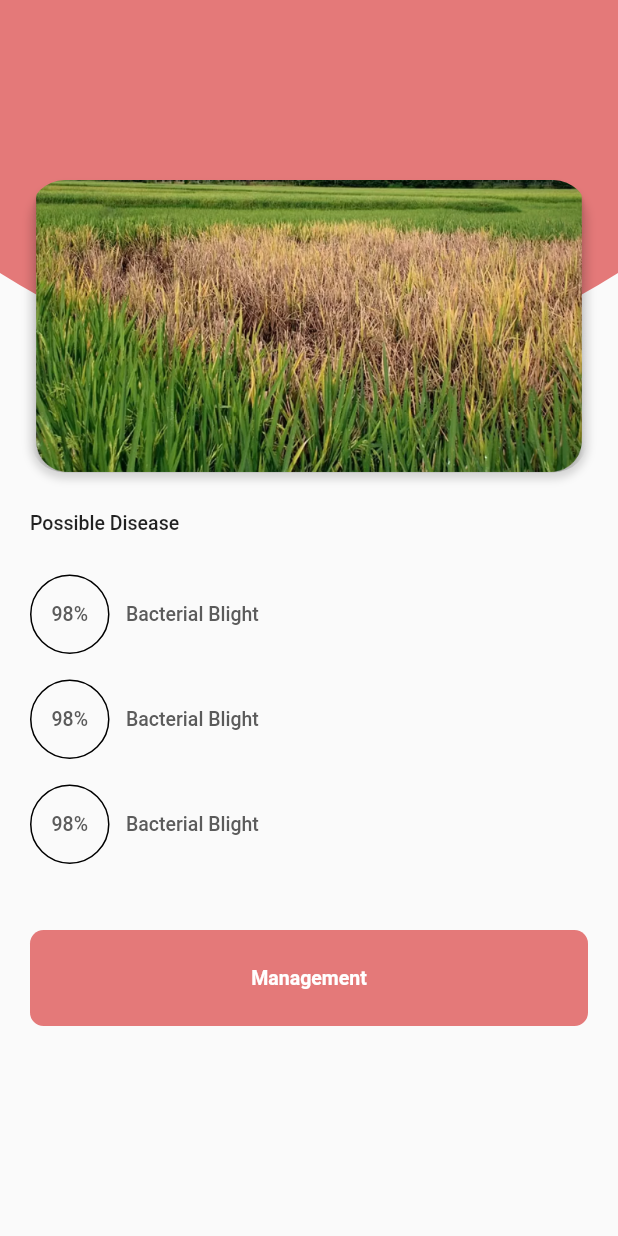
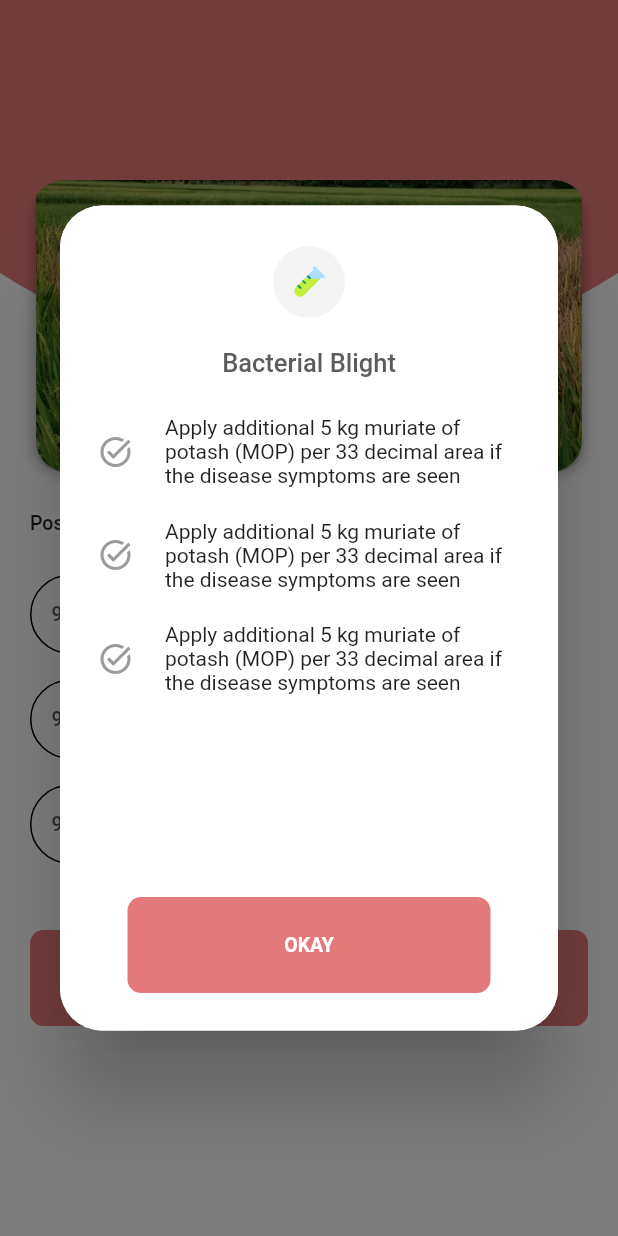
Before and after one commit to Abhinav1004/Soil-Moisture-Prediction, a Flutter app: the ExaminePage screen opened directly, after a tap on "Management", on a phone screen of 412 x 824 dp. Run offline on Flutter 3.47's test engine with Material 2 defaults, Android fonts, the phone set to English and light mode, and no system bars; our stand-ins replace bloc, flutter_bloc.

Commit message:
✨ feat: added management dialog

```diff
--- a/lib/features/examine/presentation/pages/examine/examine_page.dart
+++ b/lib/features/examine/presentation/pages/examine/examine_page.dart
@@ -1,4 +1,5 @@
 import 'package:flutter/material.dart';
+import 'package:rice_disease_detect/features/examine/presentation/pages/management/management_dialog.dart';
 
 import '../../../../../core/components/app_bar_custom_painter.dart';
 
@@ -108,7 +109,9 @@ class ExaminePage extends StatelessWidget {
                         height: 27,
                       ),
                       ElevatedButton(
-                        onPressed: (){},
+                        onPressed: (){
+                          ManagementDialog.showDialog(context);
+                        },
                         style: ElevatedButton.styleFrom(
                           minimumSize: const Size(
                             double.infinity,
--- /dev/null
+++ b/lib/features/examine/presentation/pages/management/management_dialog.dart
@@ -0,0 +1,126 @@
+import 'package:flutter/material.dart';
+import 'package:flutter/src/foundation/key.dart';
+import 'package:flutter/src/widgets/framework.dart';
+
+class ManagementDialog extends StatelessWidget {
+  const ManagementDialog({Key? key}) : super(key: key);
+
+  static void showDialog(BuildContext context){
+    showGeneralDialog(
+      context: context,
+      pageBuilder: (context, animation, secondaryAnimation) {
+        return  Dialog(
+          shape: RoundedRectangleBorder(
+            borderRadius: BorderRadius.circular(28)
+          ),
+          child: const ManagementDialog()
+        );
+      },
+    );
+  }
+
+  @override
+  Widget build(BuildContext context) {
+    return Container(
+      constraints: const BoxConstraints(
+        maxHeight: 550
+      ),
+      width: double.infinity,
+      decoration: BoxDecoration(
+        color: Colors.white,
+        borderRadius: BorderRadius.circular(28)
+      ),
+      child: Column(
+        mainAxisSize: MainAxisSize.min,
+        children: [
+          const SizedBox(
+            height: 27,
+          ),
+          ClipOval(
+            child: Container(
+              padding: const EdgeInsets.all(12),
+              color: const Color.fromRGBO(244, 244, 244, 1),
+              child: Image.asset(
+                "assets/icons/fluent-emoji-flat_test-tube.png",
+                height: 24,
+              ),
+            ),
+          ),
+          const SizedBox(
+            height: 20,
+          ),
+          const Text(
+            "Bacterial Blight",
+            style: TextStyle(
+              fontSize: 17,
+              fontWeight: FontWeight.w500,
+              color: Color.fromRGBO(92, 92, 92, 1)
+            ),
+          ),
+          const SizedBox(
+            height: 25,
+          ),
+          Expanded(
+            child: Padding(
+              padding: const EdgeInsets.symmetric(horizontal: 25),
+              child: ListView.builder(
+                itemCount: 3,
+                // primary: false,
+                padding: EdgeInsets.zero,
+                shrinkWrap: true,
+                itemBuilder: (context, index) {
+                  return Padding(
+                    padding: const EdgeInsets.only(bottom: 21),
+                    child: Row(
+                      children: const [
+                        Icon(
+                          Icons.task_alt_sharp,
+                          color: Color.fromRGBO(155, 155, 155, 1),
+                        ),
+                        SizedBox(
+                          width: 21,
+                        ),
+                        Expanded(
+                          child: Text(
+                            "Apply additional 5 kg muriate of potash (MOP) per 33 decimal area if the disease symptoms are seen"
+                          ),
+                        ),
+                      ],
+                    ),
+                  );
+                },
+              ),
+            ),
+          ),
+          Padding(
+            padding: const EdgeInsets.symmetric(horizontal: 45, vertical: 25),
+            child: ElevatedButton(
+              onPressed: (){
+                Navigator.of(context).pop();
+              },
+              style: ElevatedButton.styleFrom(
+                minimumSize: const Size(
+                  double.infinity,
+                  64
+                ),
+                primary: const Color.fromRGBO(228, 121, 121, 1),
+                shape: RoundedRectangleBorder(
+                  borderRadius: BorderRadius.circular(9)
+                ),
+                elevation: 0
+              ),
+              child: const Text(
+                "OKAY",
+                style: TextStyle(
+                  color: Colors.white,
+                  fontSize: 13,
+                  fontWeight: FontWeight.w600
+                ),
+              )
+            ),
+          )
+        ],
+      ),
+    );
+  }
+}
```
Also changed, not shown: assets/icons/fluent-emoji-flat_test-tube.png (added).
